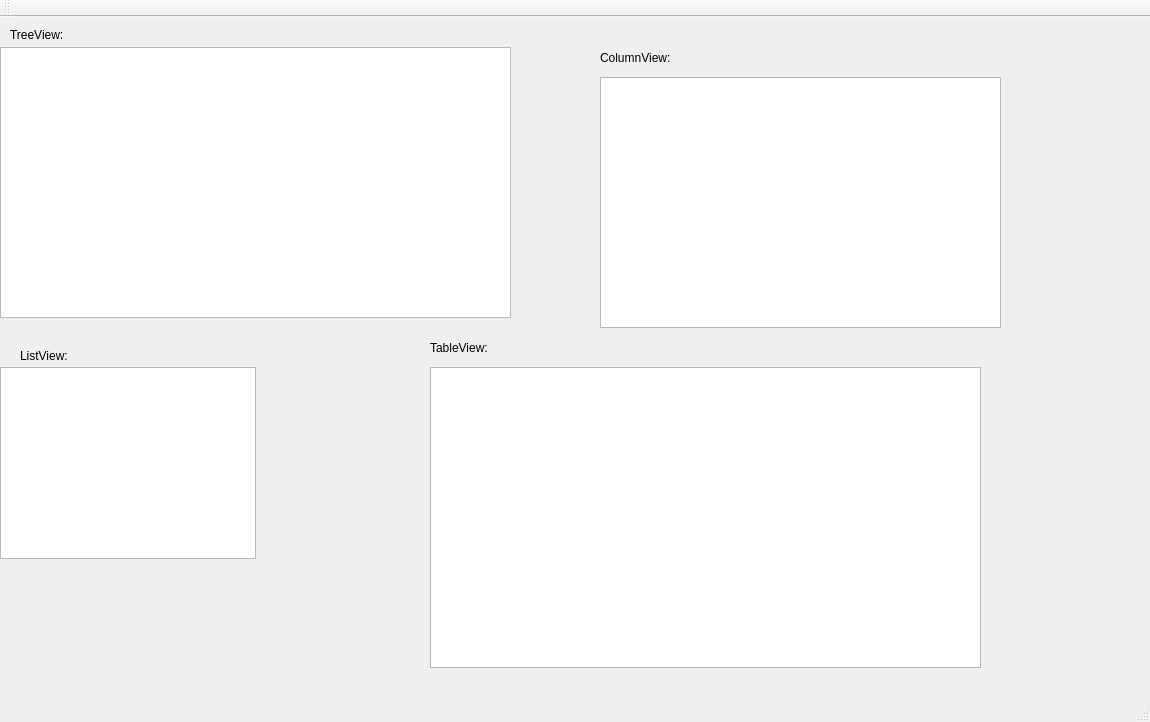
Before: the Qt Designer form mainwindow.ui in guminssa/DuplicateFinder, drawn with Qt 5.
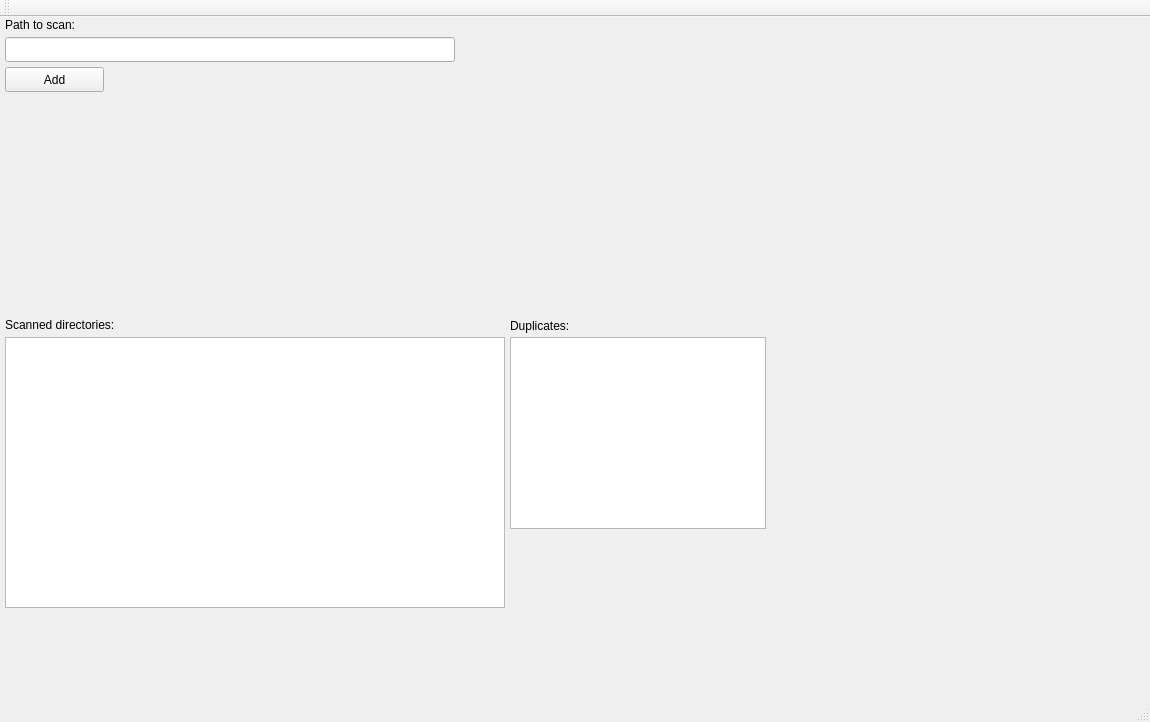
After: the same form once the commit is applied.

Commit message: Allow model to be updated with new top level directories.  Added a text field to allow user to type a new directory.

```diff
--- a/mainwindow.ui
+++ b/mainwindow.ui
@@ -17,9 +17,9 @@
    <widget class="QTreeView" name="treeView">
     <property name="geometry">
      <rect>
-      <x>0</x>
-      <y>30</y>
-      <width>511</width>
+      <x>5</x>
+      <y>320</y>
+      <width>500</width>
       <height>271</height>
      </rect>
     </property>
@@ -27,8 +27,8 @@
    <widget class="QListView" name="listView">
     <property name="geometry">
      <rect>
-      <x>0</x>
-      <y>350</y>
+      <x>510</x>
+      <y>320</y>
       <width>256</width>
       <height>192</height>
      </rect>
@@ -37,73 +37,63 @@
    <widget class="QLabel" name="label">
     <property name="geometry">
      <rect>
-      <x>10</x>
-      <y>10</y>
-      <width>81</width>
+      <x>5</x>
+      <y>300</y>
+      <width>150</width>
       <height>16</height>
      </rect>
     </property>
     <property name="text">
-     <string>TreeView:</string>
+     <string>Scanned directories:</string>
     </property>
    </widget>
    <widget class="QLabel" name="label_2">
     <property name="geometry">
      <rect>
-      <x>20</x>
-      <y>330</y>
-      <width>67</width>
+      <x>510</x>
+      <y>300</y>
+      <width>80</width>
       <height>17</height>
      </rect>
     </property>
     <property name="text">
-     <string>ListView:</string>
+     <string>Duplicates:</string>
     </property>
    </widget>
    <widget class="QLabel" name="label_3">
     <property name="geometry">
      <rect>
-      <x>430</x>
-      <y>320</y>
-      <width>91</width>
-      <height>21</height>
+      <x>5</x>
+      <y>0</y>
+      <width>100</width>
+      <height>15</height>
      </rect>
     </property>
     <property name="text">
-     <string>TableView:</string>
+     <string>Path to scan:</string>
     </property>
    </widget>
-   <widget class="QTableView" name="tableView">
+   <widget class="QLineEdit" name="pathEdit">
     <property name="geometry">
      <rect>
-      <x>430</x>
-      <y>350</y>
-      <width>551</width>
-      <height>301</height>
+      <x>5</x>
+      <y>20</y>
+      <width>450</width>
+      <height>25</height>
      </rect>
     </property>
    </widget>
-   <widget class="QColumnView" name="columnView">
+   <widget class="QPushButton" name="addButton">
     <property name="geometry">
      <rect>
-      <x>600</x>
-      <y>60</y>
-      <width>401</width>
-      <height>251</height>
+      <x>5</x>
+      <y>50</y>
+      <width>99</width>
+      <height>25</height>
      </rect>
     </property>
-   </widget>
-   <widget class="QLabel" name="label_4">
-    <property name="geometry">
-     <rect>
-      <x>600</x>
-      <y>30</y>
-      <width>91</width>
-      <height>21</height>
-     </rect>
-    </property>
     <property name="text">
-     <string>ColumnView:</string>
+     <string>Add</string>
     </property>
    </widget>
   </widget>
```
The commit also changes 4 other files.
